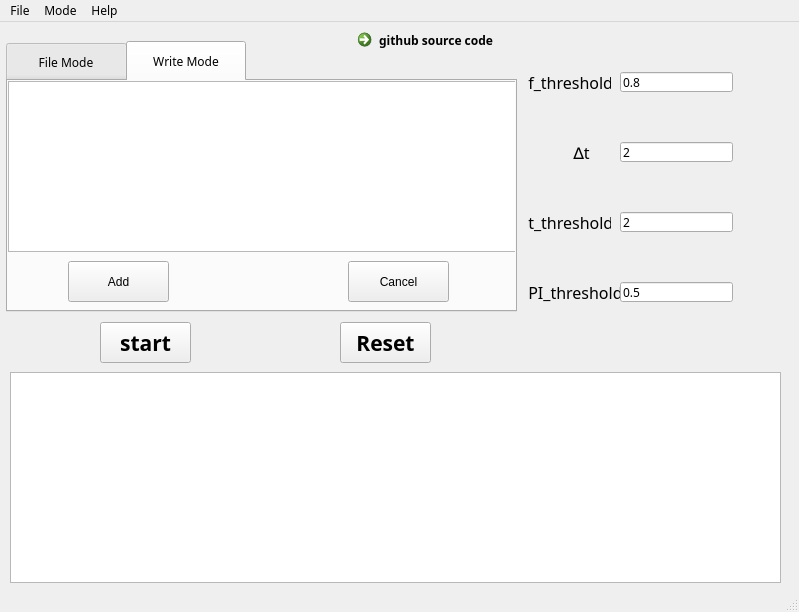
Old version of the form mainwindow.ui in the repository miaomiaoCharles/SPCCP-Miner.
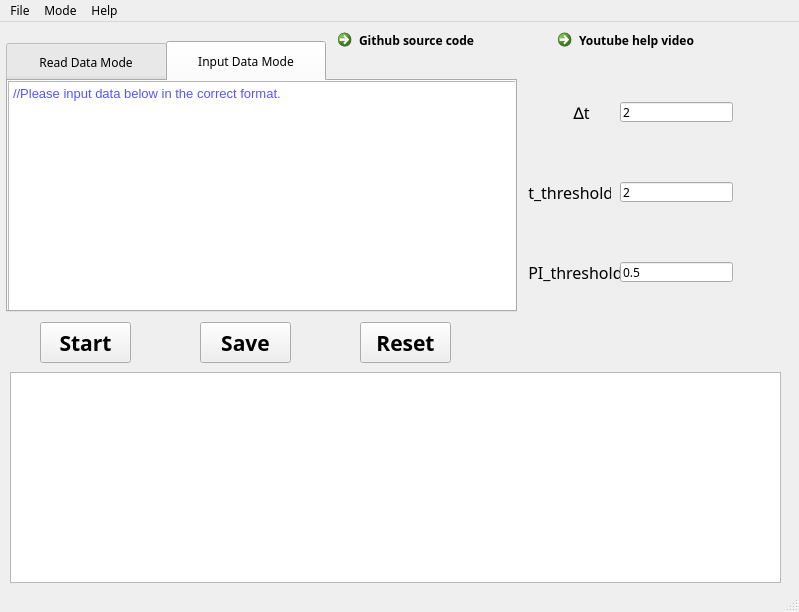
New version of the form. The open tabs and pages were chosen to show the change. Icons and pictures are not drawn.

```diff
--- a/mainwindow.ui
+++ b/mainwindow.ui
@@ -30,6 +30,16 @@
   <property name="windowTitle">
    <string>SPCCP-Miner</string>
   </property>
+  <property name="windowIcon">
+   <iconset>
+    <normaloff>../../../Downloads/car.png</normaloff>../../../Downloads/car.png</iconset>
+  </property>
+  <property name="iconSize">
+   <size>
+    <width>30</width>
+    <height>30</height>
+   </size>
+  </property>
   <widget class="QWidget" name="centralwidget">
    <property name="maximumSize">
     <size>
@@ -40,7 +50,7 @@
    <widget class="QPushButton" name="start_pushButton">
     <property name="geometry">
      <rect>
-      <x>100</x>
+      <x>40</x>
       <y>300</y>
       <width>91</width>
       <height>41</height>
@@ -55,60 +65,18 @@
      </font>
     </property>
     <property name="text">
-     <string>start</string>
+     <string>Start</string>
     </property>
     <property name="icon">
      <iconset>
       <normaloff>../../../Downloads/运行程序.png</normaloff>../../../Downloads/运行程序.png</iconset>
     </property>
    </widget>
-   <widget class="QWidget" name="fThrealdwidget" native="true">
-    <property name="geometry">
-     <rect>
-      <x>520</x>
-      <y>30</y>
-      <width>221</width>
-      <height>61</height>
-     </rect>
-    </property>
-    <widget class="QLabel" name="label">
-     <property name="geometry">
-      <rect>
-       <x>0</x>
-       <y>20</y>
-       <width>91</width>
-       <height>21</height>
-      </rect>
-     </property>
-     <property name="font">
-      <font>
-       <family>等线</family>
-       <pointsize>12</pointsize>
-      </font>
-     </property>
-     <property name="text">
-      <string>  f_threshold</string>
-     </property>
-    </widget>
-    <widget class="QLineEdit" name="f_thresholdlineEdit">
-     <property name="geometry">
-      <rect>
-       <x>100</x>
-       <y>20</y>
-       <width>113</width>
-       <height>20</height>
-      </rect>
-     </property>
-     <property name="text">
-      <string>0.8</string>
-     </property>
-    </widget>
-   </widget>
    <widget class="QWidget" name="widget_2" native="true">
     <property name="geometry">
      <rect>
       <x>520</x>
-      <y>100</y>
+      <y>60</y>
       <width>221</width>
       <height>61</height>
      </rect>
@@ -150,7 +118,7 @@
     <property name="geometry">
      <rect>
       <x>520</x>
-      <y>170</y>
+      <y>140</y>
       <width>221</width>
       <height>61</height>
      </rect>
@@ -192,7 +160,7 @@
     <property name="geometry">
      <rect>
       <x>520</x>
-      <y>240</y>
+      <y>220</y>
       <width>221</width>
       <height>61</height>
      </rect>
@@ -250,7 +218,7 @@
    <widget class="QPushButton" name="reset_pushButton">
     <property name="geometry">
      <rect>
-      <x>340</x>
+      <x>360</x>
       <y>300</y>
       <width>91</width>
       <height>41</height>
@@ -282,7 +250,7 @@
      </rect>
     </property>
     <property name="styleSheet">
-     <string notr="true">QTabBar::tab{width:120}
+     <string notr="true">QTabBar::tab{width:160}
 
 QTabBar::tab{height:40}</string>
     </property>
@@ -301,7 +269,7 @@
        <normaloff>../../../Downloads/打开.png</normaloff>../../../Downloads/打开.png</iconset>
      </attribute>
      <attribute name="title">
-      <string>File Mode</string>
+      <string>Read Data Mode</string>
      </attribute>
      <widget class="QTextBrowser" name="textBrowser_2">
       <property name="geometry">
@@ -332,57 +300,76 @@
        <normaloff>../../../Downloads/编辑 笔 记事 手写.png</normaloff>../../../Downloads/编辑 笔 记事 手写.png</iconset>
      </attribute>
      <attribute name="title">
-      <string>Write Mode</string>
+      <string>Input Data Mode</string>
      </attribute>
-     <widget class="QPushButton" name="pushButton_2">
-      <property name="geometry">
-       <rect>
-        <x>340</x>
-        <y>180</y>
-        <width>101</width>
-        <height>41</height>
-       </rect>
-      </property>
-      <property name="text">
-       <string>Cancel</string>
-      </property>
-     </widget>
      <widget class="QTextEdit" name="textEdit">
       <property name="geometry">
        <rect>
         <x>0</x>
         <y>0</y>
         <width>511</width>
-        <height>171</height>
+        <height>231</height>
        </rect>
       </property>
-     </widget>
-     <widget class="QPushButton" name="pushButton_3">
-      <property name="geometry">
-       <rect>
-        <x>60</x>
-        <y>180</y>
-        <width>101</width>
-        <height>41</height>
-       </rect>
-      </property>
-      <property name="text">
-       <string>Add</string>
+      <property name="html">
+       <string>&lt;!DOCTYPE HTML PUBLIC &quot;-//W3C//DTD HTML 4.0//EN&quot; &quot;http://www.w3.org/TR/REC-html40/strict.dtd&quot;&gt;
+&lt;html&gt;&lt;head&gt;&lt;meta name=&quot;qrichtext&quot; content=&quot;1&quot; /&gt;&lt;style type=&quot;text/css&quot;&gt;
+p, li { white-space: pre-wrap; }
+&lt;/style&gt;&lt;/head&gt;&lt;body style=&quot; font-family:'SimSun'; font-size:9pt; font-weight:400; font-style:normal;&quot;&gt;
+&lt;p style=&quot; margin-top:0px; margin-bottom:0px; margin-left:0px; margin-right:0px; -qt-block-indent:0; text-indent:0px;&quot;&gt;&lt;span style=&quot; font-family:'SimSun'; font-size:10pt; color:#5555ff;&quot;&gt;//Please input data below in the correct format.&lt;/span&gt;&lt;/p&gt;&lt;/body&gt;&lt;/html&gt;</string>
       </property>
      </widget>
     </widget>
    </widget>
+   <widget class="QCommandLinkButton" name="commandLinkButton_2">
+    <property name="geometry">
+     <rect>
+      <x>550</x>
+      <y>0</y>
+      <width>171</width>
+      <height>41</height>
+     </rect>
+    </property>
+    <property name="text">
+     <string>Youtube help video</string>
+    </property>
+   </widget>
+   <widget class="QPushButton" name="save_pushButton">
+    <property name="geometry">
+     <rect>
+      <x>200</x>
+      <y>300</y>
+      <width>91</width>
+      <height>41</height>
+     </rect>
+    </property>
+    <property name="font">
+     <font>
+      <family>等线</family>
+      <pointsize>16</pointsize>
+      <weight>75</weight>
+      <bold>true</bold>
+     </font>
+    </property>
+    <property name="text">
+     <string>Save</string>
+    </property>
+    <property name="icon">
+     <iconset>
+      <normaloff>../../../Downloads/表格-保存.png</normaloff>../../../Downloads/表格-保存.png</iconset>
+    </property>
+   </widget>
    <widget class="QCommandLinkButton" name="commandLinkButton">
     <property name="geometry">
      <rect>
-      <x>350</x>
+      <x>330</x>
       <y>0</y>
-      <width>181</width>
-      <height>51</height>
+      <width>171</width>
+      <height>41</height>
      </rect>
     </property>
     <property name="text">
-     <string>github source code</string>
+     <string>Github source code</string>
     </property>
    </widget>
   </widget>
```
Left out of the diff: 54 changed lines with no effect on the pictures.
